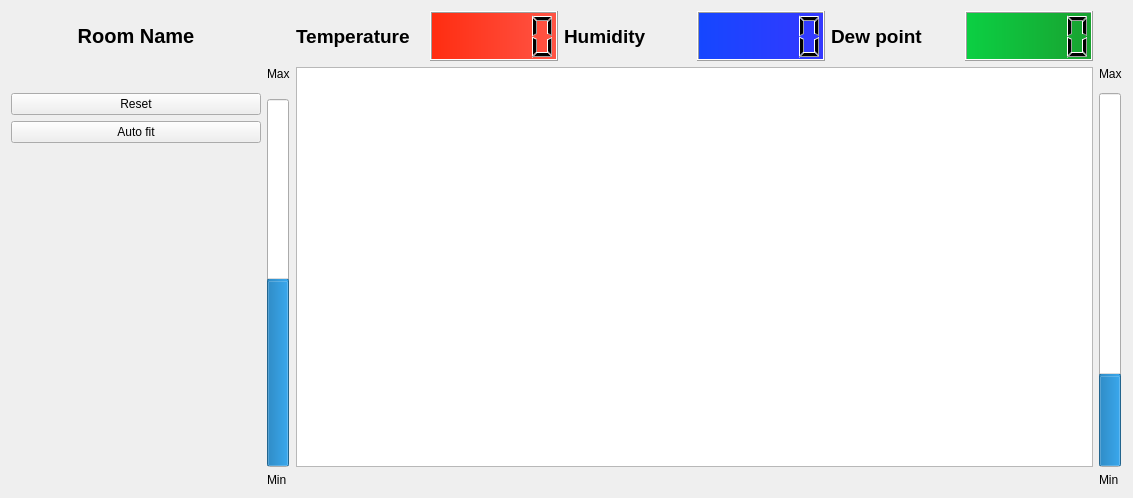
First picture: the form in COMET/QT_Designer_UI/environment_monitor.ui, repository Chilldose/COMET, before the edit.
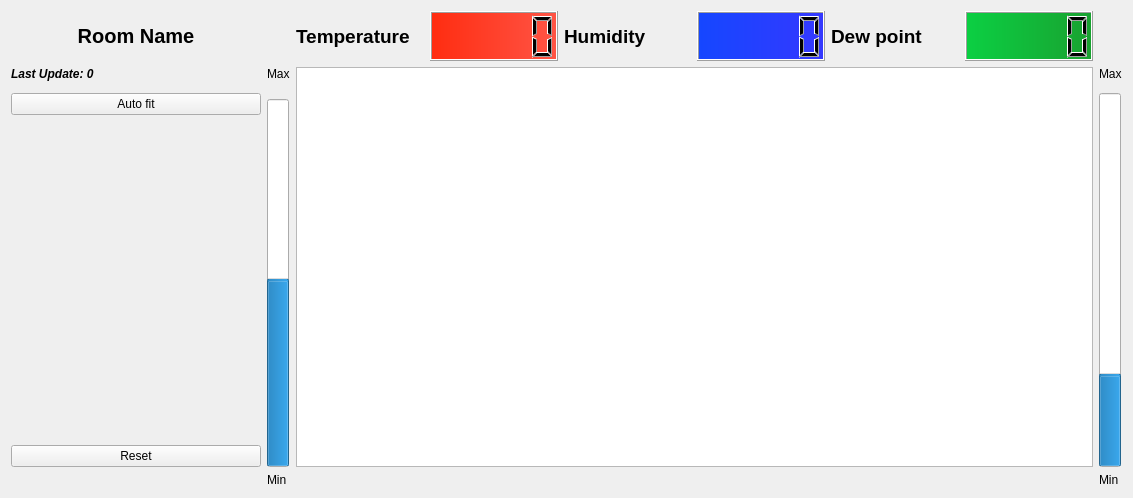
Second picture: the form after the edit. Custom widgets are drawn as their Qt base class.

Commit message: typo fix and quality of life impr

Patch:
```diff
--- a/COMET/QT_Designer_UI/environment_monitor.ui
+++ b/COMET/QT_Designer_UI/environment_monitor.ui
@@ -7,7 +7,7 @@
     <x>0</x>
     <y>0</y>
     <width>1133</width>
-    <height>481</height>
+    <height>495</height>
    </rect>
   </property>
   <property name="windowTitle">
@@ -44,19 +44,6 @@
      </item>
      <item row="3" column="0" rowspan="2">
       <layout class="QGridLayout" name="gridLayout">
-       <item row="1" column="0">
-        <widget class="QPushButton" name="autofit_button">
-         <property name="minimumSize">
-          <size>
-           <width>150</width>
-           <height>0</height>
-          </size>
-         </property>
-         <property name="text">
-          <string>Auto fit</string>
-         </property>
-        </widget>
-       </item>
        <item row="2" column="0">
         <spacer name="verticalSpacer">
          <property name="orientation">
@@ -70,7 +57,7 @@
          </property>
         </spacer>
        </item>
-       <item row="0" column="0">
+       <item row="3" column="0">
         <widget class="QPushButton" name="reset_button">
          <property name="minimumSize">
           <size>
@@ -83,6 +70,19 @@
          </property>
         </widget>
        </item>
+       <item row="0" column="0">
+        <widget class="QPushButton" name="autofit_button">
+         <property name="minimumSize">
+          <size>
+           <width>150</width>
+           <height>0</height>
+          </size>
+         </property>
+         <property name="text">
+          <string>Auto fit</string>
+         </property>
+        </widget>
+       </item>
       </layout>
      </item>
      <item row="0" column="2">
@@ -256,6 +256,20 @@
        </property>
       </widget>
      </item>
+     <item row="1" column="0">
+      <widget class="QLabel" name="last_update_label">
+       <property name="font">
+        <font>
+         <weight>75</weight>
+         <italic>true</italic>
+         <bold>true</bold>
+        </font>
+       </property>
+       <property name="text">
+        <string>Last Update: 0</string>
+       </property>
+      </widget>
+     </item>
     </layout>
    </item>
   </layout>
```
The commit also changes 2 other files.
